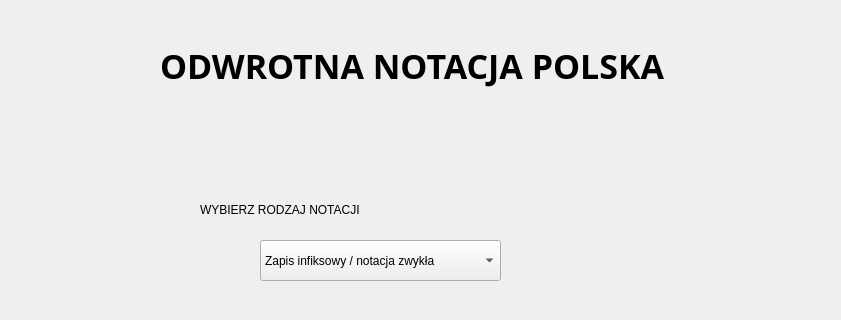
Before: the Qt Designer form UI/Notacja_Polska.ui in lukaszbladziak5/ICalcThis, drawn with Qt 5; both pictures show x 210 to 1051 and y 0 to 320 of the 1200 by 800 pixel window.
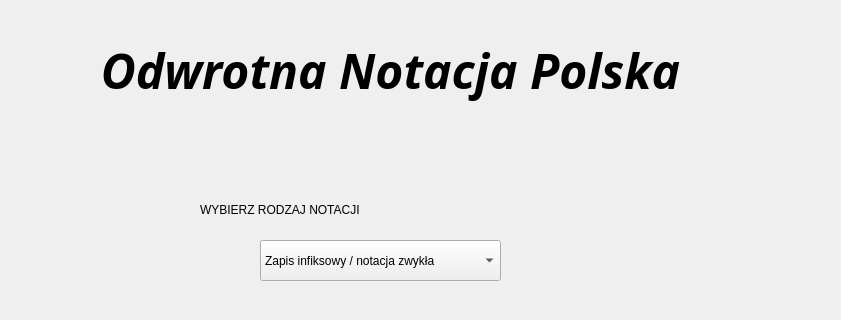
After: the same form once the commit is applied.

The edit to the form file:
```diff
--- a/UI/Notacja_Polska.ui
+++ b/UI/Notacja_Polska.ui
@@ -26,31 +26,6 @@
     <string notr="true">QWidget#Notacja_polska{
 background-color:qlineargradient(spread:pad, x1:0, y1:0, x2:1, y2:1, stop:0 rgba(179, 204, 117, 255), stop:1 rgba(255, 255, 255, 255))};</string>
    </property>
-   <widget class="QLabel" name="tekst_glowny">
-    <property name="geometry">
-     <rect>
-      <x>370</x>
-      <y>40</y>
-      <width>601</width>
-      <height>51</height>
-     </rect>
-    </property>
-    <property name="font">
-     <font>
-      <family>MS Gothic</family>
-      <pointsize>21</pointsize>
-     </font>
-    </property>
-    <property name="mouseTracking">
-     <bool>true</bool>
-    </property>
-    <property name="styleSheet">
-     <string notr="true"/>
-    </property>
-    <property name="text">
-     <string>&lt;html&gt;&lt;head/&gt;&lt;body&gt;&lt;h3 style=&quot; margin-top:14px; margin-bottom:12px; margin-left:0px; margin-right:0px; -qt-block-indent:0; text-indent:0px;&quot;&gt;&lt;span style=&quot; font-size:large;&quot;&gt;ODWROTNA NOTACJA POLSKA&lt;/span&gt;&lt;/h3&gt;&lt;/body&gt;&lt;/html&gt;</string>
-    </property>
-   </widget>
    <widget class="QPushButton" name="oblicz_button">
     <property name="geometry">
      <rect>
@@ -203,6 +178,26 @@
      </rect>
     </property>
    </widget>
+   <widget class="QLabel" name="tekstGlowny">
+    <property name="geometry">
+     <rect>
+      <x>290</x>
+      <y>30</y>
+      <width>621</width>
+      <height>81</height>
+     </rect>
+    </property>
+    <property name="font">
+     <font>
+      <family>Candara</family>
+      <pointsize>14</pointsize>
+      <italic>true</italic>
+     </font>
+    </property>
+    <property name="text">
+     <string>&lt;html&gt;&lt;head/&gt;&lt;body&gt;&lt;p align=&quot;center&quot;&gt;&lt;span style=&quot; font-size:36pt; font-weight:700;&quot;&gt;Odwrotna Notacja Polska&lt;/span&gt;&lt;/p&gt;&lt;/body&gt;&lt;/html&gt;</string>
+    </property>
+   </widget>
   </widget>
  </widget>
  <resources/>
```
